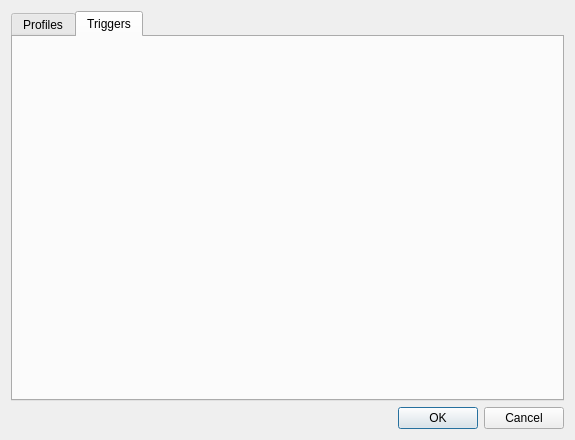
Above: settings.ui from jurask/powersched before the change. Below: the same form after it.
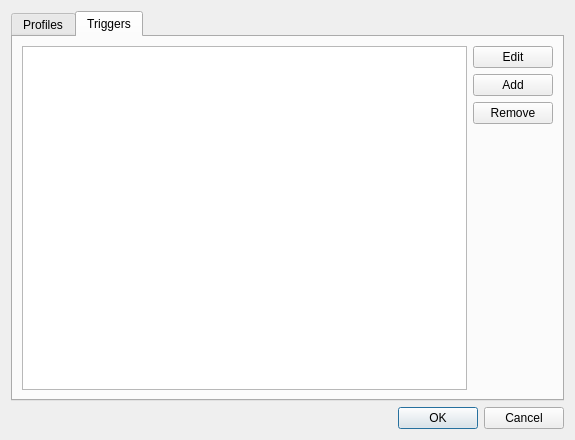
That is the form after the change. The open tabs and pages were chosen to show the change. Icons and pictures are not drawn.

Commit message: Added trigger model and settings

```diff
--- a/settings.ui
+++ b/settings.ui
@@ -79,6 +79,54 @@
       <attribute name="title">
        <string>Triggers</string>
       </attribute>
+      <layout class="QGridLayout" name="gridLayout_2">
+       <item row="0" column="0" rowspan="4">
+        <widget class="QListView" name="triggers"/>
+       </item>
+       <item row="0" column="1">
+        <widget class="QPushButton" name="trigEdit">
+         <property name="text">
+          <string>Edit</string>
+         </property>
+         <property name="icon">
+          <iconset theme="edit-entry"/>
+         </property>
+        </widget>
+       </item>
+       <item row="1" column="1">
+        <widget class="QPushButton" name="trigAdd">
+         <property name="text">
+          <string>Add</string>
+         </property>
+         <property name="icon">
+          <iconset theme="list-add"/>
+         </property>
+        </widget>
+       </item>
+       <item row="2" column="1">
+        <widget class="QPushButton" name="trigRemove">
+         <property name="text">
+          <string>Remove</string>
+         </property>
+         <property name="icon">
+          <iconset theme="list-remove"/>
+         </property>
+        </widget>
+       </item>
+       <item row="3" column="1">
+        <spacer name="verticalSpacer_2">
+         <property name="orientation">
+          <enum>Qt::Vertical</enum>
+         </property>
+         <property name="sizeHint" stdset="0">
+          <size>
+           <width>20</width>
+           <height>218</height>
+          </size>
+         </property>
+        </spacer>
+       </item>
+      </layout>
      </widget>
     </widget>
    </item>
```
Left out of the diff: 17 changed lines with no effect on the pictures. The commit also changes 12 other files.
